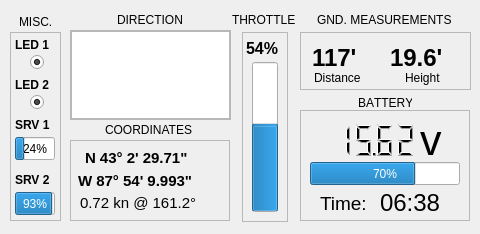
barnett72/QUADgui, file mainwindow.ui: the form before one commit.
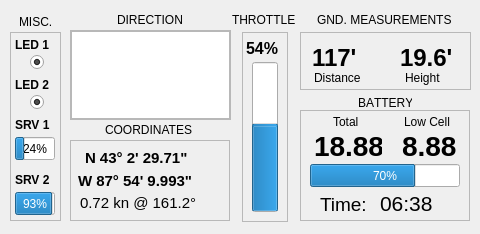
The form after the commit.

```diff
--- a/mainwindow.ui
+++ b/mainwindow.ui
@@ -45,7 +45,7 @@
       <property name="geometry">
        <rect>
         <x>10</x>
-        <y>52</y>
+        <y>54</y>
         <width>150</width>
         <height>23</height>
        </rect>
@@ -54,61 +54,11 @@
        <number>70</number>
       </property>
      </widget>
-     <widget class="QLabel" name="label_voltsText">
-      <property name="geometry">
-       <rect>
-        <x>120</x>
-        <y>10</y>
-        <width>41</width>
-        <height>41</height>
-       </rect>
-      </property>
-      <property name="font">
-       <font>
-        <pointsize>32</pointsize>
-       </font>
-      </property>
-      <property name="text">
-       <string>v</string>
-      </property>
-     </widget>
-     <widget class="QLCDNumber" name="lcdNumber_volts">
-      <property name="geometry">
-       <rect>
-        <x>10</x>
-        <y>10</y>
-        <width>111</width>
-        <height>41</height>
-       </rect>
-      </property>
-      <property name="font">
-       <font>
-        <pointsize>12</pointsize>
-        <weight>75</weight>
-        <bold>true</bold>
-       </font>
-      </property>
-      <property name="layoutDirection">
-       <enum>Qt::LeftToRight</enum>
-      </property>
-      <property name="autoFillBackground">
-       <bool>true</bool>
-      </property>
-      <property name="lineWidth">
-       <number>0</number>
-      </property>
-      <property name="smallDecimalPoint">
-       <bool>true</bool>
-      </property>
-      <property name="value" stdset="0">
-       <double>15.619999999999999</double>
-      </property>
-     </widget>
      <widget class="QLabel" name="label_timeText">
       <property name="geometry">
        <rect>
         <x>20</x>
-        <y>83</y>
+        <y>84</y>
         <width>51</width>
         <height>21</height>
        </rect>
@@ -126,25 +76,86 @@
       <property name="geometry">
        <rect>
         <x>80</x>
-        <y>82</y>
+        <y>83</y>
         <width>71</width>
         <height>21</height>
        </rect>
       </property>
       <property name="font">
        <font>
-        <pointsize>18</pointsize>
+        <pointsize>16</pointsize>
        </font>
       </property>
       <property name="text">
        <string>06:38</string>
       </property>
      </widget>
-     <zorder>lcdNumber_volts</zorder>
-     <zorder>progressBar_battery</zorder>
-     <zorder>label_voltsText</zorder>
-     <zorder>label_timeText</zorder>
-     <zorder>label_time</zorder>
+     <widget class="QLabel" name="label_batteryTotalLabel">
+      <property name="geometry">
+       <rect>
+        <x>33</x>
+        <y>4</y>
+        <width>30</width>
+        <height>15</height>
+       </rect>
+      </property>
+      <property name="text">
+       <string>Total</string>
+      </property>
+     </widget>
+     <widget class="QLabel" name="label_batteryLowCellLabel">
+      <property name="geometry">
+       <rect>
+        <x>104</x>
+        <y>4</y>
+        <width>50</width>
+        <height>15</height>
+       </rect>
+      </property>
+      <property name="text">
+       <string>Low Cell</string>
+      </property>
+     </widget>
+     <widget class="QLabel" name="label_batteryTotal">
+      <property name="geometry">
+       <rect>
+        <x>14</x>
+        <y>20</y>
+        <width>68</width>
+        <height>31</height>
+       </rect>
+      </property>
+      <property name="font">
+       <font>
+        <pointsize>21</pointsize>
+        <weight>75</weight>
+        <bold>true</bold>
+       </font>
+      </property>
+      <property name="text">
+       <string>18.88</string>
+      </property>
+     </widget>
+     <widget class="QLabel" name="label_batteryLowCell">
+      <property name="geometry">
+       <rect>
+        <x>102</x>
+        <y>20</y>
+        <width>54</width>
+        <height>31</height>
+       </rect>
+      </property>
+      <property name="font">
+       <font>
+        <pointsize>21</pointsize>
+        <weight>75</weight>
+        <bold>true</bold>
+       </font>
+      </property>
+      <property name="text">
+       <string>8.88</string>
+      </property>
+     </widget>
     </widget>
     <widget class="QLabel" name="label_battery">
      <property name="geometry">
@@ -273,9 +284,9 @@
      <widget class="QLabel" name="label_height">
       <property name="geometry">
        <rect>
-        <x>90</x>
+        <x>100</x>
         <y>10</y>
-        <width>71</width>
+        <width>65</width>
         <height>31</height>
        </rect>
       </property>
```
